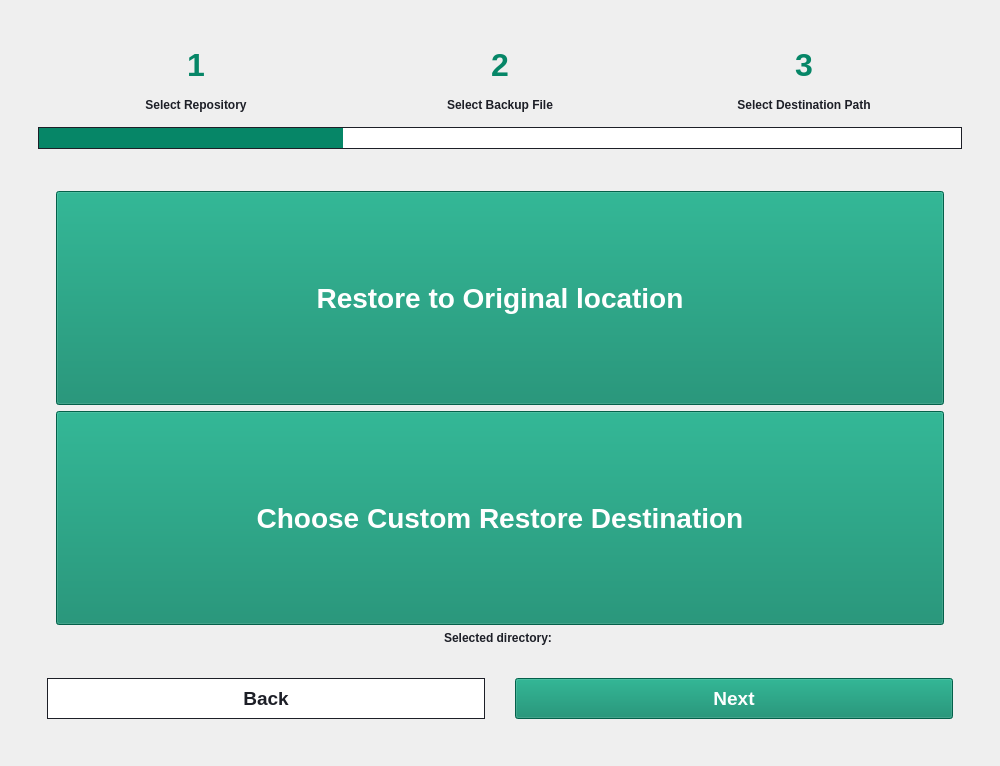
Before: the Qt Designer form src/gui/tabs/restore_tab.ui in HPE-Backup-and-Recovery-System/ResilioZ, drawn with Qt 5.
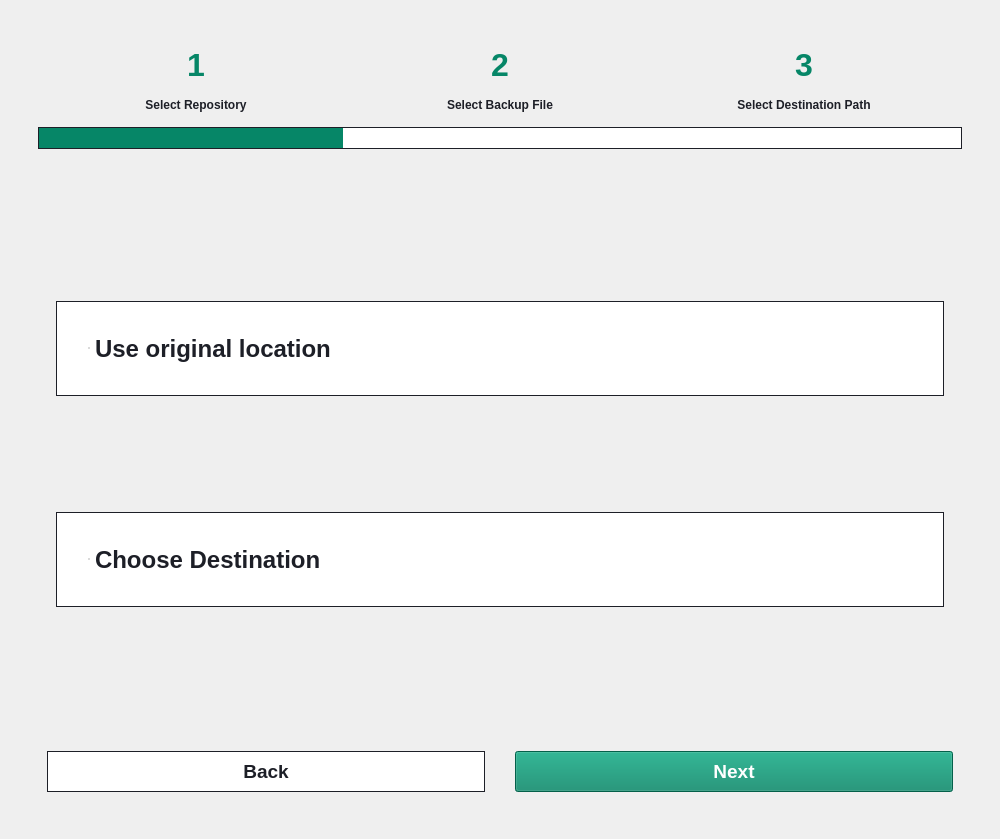
After: the same form once the commit is applied. The open tabs and pages were chosen to show the change. Icons and pictures are not drawn.

Commit message: Made UI more semantic and eliminated redundancies

The edit to the form file:
```diff
--- a/src/gui/tabs/restore_tab.ui
+++ b/src/gui/tabs/restore_tab.ui
@@ -7,7 +7,7 @@
     <x>0</x>
     <y>0</y>
     <width>1000</width>
-    <height>600</height>
+    <height>839</height>
    </rect>
   </property>
   <property name="windowTitle">
@@ -566,43 +566,49 @@
                    <layout class="QGridLayout" name="gridLayout_11">
                     <item row="1" column="0">
                      <widget class="QFrame" name="frame_11">
+                      <property name="styleSheet">
+                       <string notr="true">QRadioButton {
+	padding: 32px;
+	font-size: 24px;
+	font-weight: 500;
+	background-color: white;
+	color: rgb(29, 31, 39);
+	border: 1px solid rgb(29, 31, 39);
+}
+
+QRadioButton::indicator {
+	width: 0;
+	height: 0;
+}
+
+QRadioButton:hover {
+	background-color: rgb(234, 234, 234);
+}
+
+QRadioButton:checked {
+	color: white;
+	background-color: rgb(6, 134, 103);
+	border: none;
+}</string>
+                      </property>
                       <property name="frameShape">
                        <enum>QFrame::StyledPanel</enum>
                       </property>
                       <property name="frameShadow">
                        <enum>QFrame::Raised</enum>
                       </property>
-                      <layout class="QVBoxLayout" name="verticalLayout_2">
-                       <item>
-                        <widget class="QPushButton" name="reuseOriginalLocation">
+                      <layout class="QGridLayout" name="gridLayout_15">
+                       <item row="0" column="0">
+                        <widget class="QRadioButton" name="useOriginalLocation">
                          <property name="text">
-                          <string>Restore to Original location</string>
+                          <string>Use original location</string>
                          </property>
                         </widget>
                        </item>
-                       <item>
-                        <widget class="QPushButton" name="chooseDestination">
-                         <property name="styleSheet">
-                          <string notr="true"/>
-                         </property>
+                       <item row="1" column="0">
+                        <widget class="QRadioButton" name="chooseDestination">
                          <property name="text">
-                          <string>Choose Custom Restore Destination</string>
-                         </property>
-                        </widget>
-                       </item>
-                       <item alignment="Qt::AlignHCenter">
-                        <widget class="QLabel" name="directoryLabel">
-                         <property name="sizePolicy">
-                          <sizepolicy hsizetype="MinimumExpanding" vsizetype="Preferred">
-                           <horstretch>0</horstretch>
-                           <verstretch>0</verstretch>
-                          </sizepolicy>
-                         </property>
-                         <property name="styleSheet">
-                          <string notr="true"/>
-                         </property>
-                         <property name="text">
-                          <string>Selected directory: &lt;None&gt;</string>
+                          <string>Choose Destination</string>
                          </property>
                         </widget>
                        </item>
```
Left out of the diff: 9 changed lines with no effect on the pictures. The commit also changes 1 other file.
